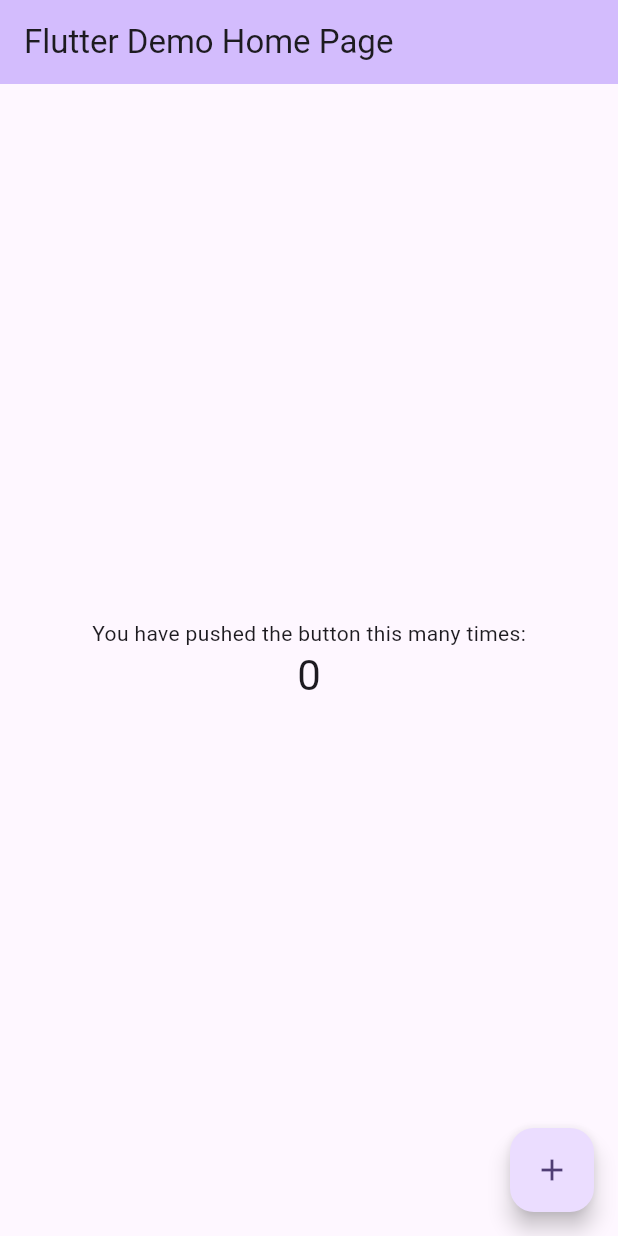
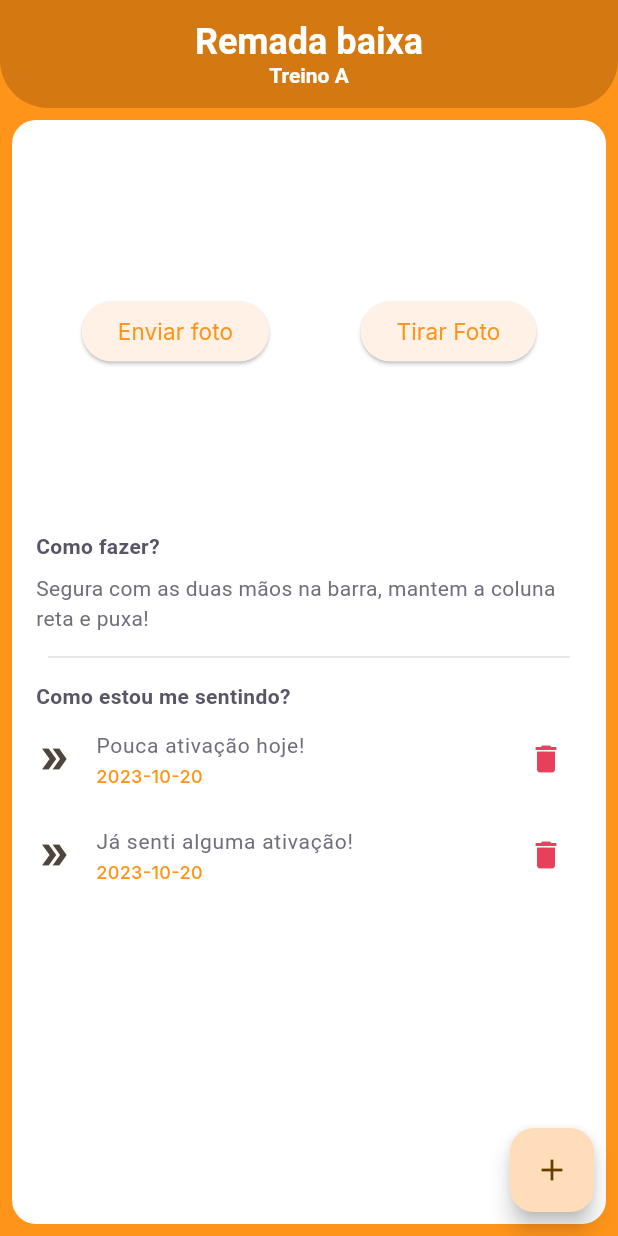
Before and after one commit to Kyuorhan/synergym, a Flutter app: the screen it shows after launch, on a phone screen of 412 x 824 dp. Run offline on Flutter 3.47's test engine with Material 2 defaults, Android fonts, the phone set to English and light mode, and no system bars; our stand-ins replace google_fonts.

Commit message:
Adding home screen to application

```diff
--- a/lib/main.dart
+++ b/lib/main.dart
@@ -1,4 +1,5 @@
 import 'package:flutter/material.dart';
+import 'package:synergym/src/modules/home/home_page.dart';
 
 void main() {
   runApp(const MyApp());
@@ -12,114 +13,12 @@
   Widget build(BuildContext context) {
     return MaterialApp(
       title: 'Flutter Demo',
+      debugShowCheckedModeBanner: false,
       theme: ThemeData(
-        // This is the theme of your application.
-        //
-        // TRY THIS: Try running your application with "flutter run". You'll see
-        // the application has a blue toolbar. Then, without quitting the app,
-        // try changing the seedColor in the colorScheme below to Colors.green
-        // and then invoke "hot reload" (save your changes or press the "hot
-        // reload" button in a Flutter-supported IDE, or press "r" if you used
-        // the command line to start the app).
-        //
-        // Notice that the counter didn't reset back to zero; the application
-        // state is not lost during the reload. To reset the state, use hot
-        // restart instead.
-        //
-        // This works for code too, not just values: Most code changes can be
-        // tested with just a hot reload.
-        colorScheme: ColorScheme.fromSeed(seedColor: Colors.deepPurple),
+        colorScheme: ColorScheme.fromSeed(seedColor: Colors.orangeAccent),
         useMaterial3: true,
       ),
-      home: const MyHomePage(title: 'Flutter Demo Home Page'),
+      home: HomePage(),
     );
   }
 }
-
-class MyHomePage extends StatefulWidget {
-  const MyHomePage({super.key, required this.title});
-
-  // This widget is the home page of your application. It is stateful, meaning
-  // that it has a State object (defined below) that contains fields that affect
-  // how it looks.
-
-  // This class is the configuration for the state. It holds the values (in this
-  // case the title) provided by the parent (in this case the App widget) and
-  // used by the build method of the State. Fields in a Widget subclass are
-  // always marked "final".
-
-  final String title;
-
-  @override
-  State<MyHomePage> createState() => _MyHomePageState();
-}
-
-class _MyHomePageState extends State<MyHomePage> {
-  int _counter = 0;
-
-  void _incrementCounter() {
-    setState(() {
-      // This call to setState tells the Flutter framework that something has
-      // changed in this State, which causes it to rerun the build method below
-      // so that the display can reflect the updated values. If we changed
-      // _counter without calling setState(), then the build method would not be
-      // called again, and so nothing would appear to happen.
-      _counter++;
-    });
-  }
-
-  @override
-  Widget build(BuildContext context) {
-    // This method is rerun every time setState is called, for instance as done
-    // by the _incrementCounter method above.
-    //
-    // The Flutter framework has been optimized to make rerunning build methods
-    // fast, so that you can just rebuild anything that needs updating rather
-    // than having to individually change instances of widgets.
-    return Scaffold(
-      appBar: AppBar(
-        // TRY THIS: Try changing the color here to a specific color (to
-        // Colors.amber, perhaps?) and trigger a hot reload to see the AppBar
-        // change color while the other colors stay the same.
-        backgroundColor: Theme.of(context).colorScheme.inversePrimary,
-        // Here we take the value from the MyHomePage object that was created by
-        // the App.build method, and use it to set our appbar title.
-        title: Text(widget.title),
-      ),
-      body: Center(
-        // Center is a layout widget. It takes a single child and positions it
-        // in the middle of the parent.
-        child: Column(
-          // Column is also a layout widget. It takes a list of children and
-          // arranges them vertically. By default, it sizes itself to fit its
-          // children horizontally, and tries to be as tall as its parent.
-          //
-          // Column has various properties to control how it sizes itself and
-          // how it positions its children. Here we use mainAxisAlignment to
-          // center the children vertically; the main axis here is the vertical
-          // axis because Columns are vertical (the cross axis would be
-          // horizontal).
-          //
-          // TRY THIS: Invoke "debug painting" (choose the "Toggle Debug Paint"
-          // action in the IDE, or press "p" in the console), to see the
-          // wireframe for each widget.
-          mainAxisAlignment: MainAxisAlignment.center,
-          children: <Widget>[
-            const Text(
-              'You have pushed the button this many times:',
-            ),
-            Text(
-              '$_counter',
-              style: Theme.of(context).textTheme.headlineMedium,
-            ),
-          ],
-        ),
-      ),
-      floatingActionButton: FloatingActionButton(
-        onPressed: _incrementCounter,
-        tooltip: 'Increment',
-        child: const Icon(Icons.add),
-      ), // This trailing comma makes auto-formatting nicer for build methods.
-    );
-  }
-}
--- /dev/null
+++ b/lib/src/modules/home/home_page.dart
@@ -0,0 +1,137 @@
+import 'package:flutter/material.dart';
+import 'package:synergym/src/shared/models/exercicio_model.dart';
+import 'package:synergym/src/shared/models/sentimento_model.dart';
+import 'package:synergym/src/shared/themes/app_colors.dart';
+import 'package:synergym/src/shared/themes/app_text_style.dart';
+
+class HomePage extends StatelessWidget {
+  HomePage({super.key});
+
+  final ExercicioModel exercicioModel = ExercicioModel(
+    id: "EX001",
+    name: "Remada baixa",
+    training: "Treino A",
+    howToMake: "Segura a barra e levanta",
+  );
+
+  final List<SentimentoModel> listaSentimentos = [
+    SentimentoModel(
+      id: "SE001",
+      sentindo: "Pouca ativação hoje!",
+      date: "2023-10-20",
+    ),
+    SentimentoModel(
+      id: "SE002",
+      sentindo: "Já senti alguma ativação!",
+      date: "2023-10-20",
+    ),
+  ];
+
+  @override
+  Widget build(BuildContext context) {
+    return Scaffold(
+        backgroundColor: AppColors.primary,
+        appBar: AppBar(
+          backgroundColor: AppColors.appBars,
+          shape: const RoundedRectangleBorder(
+            borderRadius: BorderRadius.vertical(
+              bottom: Radius.circular(32),
+            ),
+          ),
+          toolbarHeight: 72,
+          title: Column(
+            children: [
+              Text(
+                exercicioModel.name,
+                style: TextStyles.titleHome,
+              ),
+              Text(
+                exercicioModel.training,
+                style: TextStyles.subtitleHome,
+              ),
+            ],
+          ),
+          centerTitle: true,
+          titleTextStyle: const TextStyle(
+            color: Colors.white,
+            fontWeight: FontWeight.bold,
+          ),
+        ),
+        floatingActionButton: FloatingActionButton(
+          onPressed: () {
+            print("Fab foi clicado!");
+          },
+          child: const Icon(Icons.add),
+        ),
+        body: Container(
+          margin: const EdgeInsets.all(8),
+          padding: const EdgeInsets.all(16.0),
+          decoration: BoxDecoration(
+            color: AppColors.background,
+            borderRadius: BorderRadius.circular(16),
+          ),
+          child: ListView(
+            children: [
+              SizedBox(
+                height: 250,
+                child: Row(
+                  mainAxisAlignment: MainAxisAlignment.spaceAround,
+                  children: [
+                    ElevatedButton(
+                      onPressed: () {},
+                      child:
+                          Text(style: TextStyles.buttonPrimary, "Enviar foto"),
+                    ),
+                    ElevatedButton(
+                      onPressed: () {},
+                      child:
+                          Text(style: TextStyles.buttonPrimary, "Tirar Foto"),
+                    ),
+                  ],
+                ),
+              ),
+              const SizedBox(height: 8),
+              Text(style: TextStyles.textStyleHeading, "Como fazer?"),
+              const SizedBox(height: 8),
+              Text(
+                style: TextStyles.textStyleBody,
+                "Segura com as duas mãos na barra, mantem a coluna reta e puxa!",
+              ),
+              const Padding(
+                padding: EdgeInsets.all(8.0),
+                child: Divider(color: Colors.black12),
+              ),
+              Text(
+                style: TextStyles.textStyleHeading,
+                "Como estou me sentindo?",
+              ),
+              Column(
+                crossAxisAlignment: CrossAxisAlignment.start,
+                children: List.generate(listaSentimentos.length, (index) {
+                  SentimentoModel sentimentoAgora = listaSentimentos[index];
+                  return ListTile(
+                    dense: true,
+                    contentPadding: EdgeInsets.zero,
+                    title: Text(
+                      style: TextStyles.titleListView,
+                      sentimentoAgora.sentindo,
+                    ),
+                    subtitle: Text(
+                      style: TextStyles.subTitleListView,
+                      sentimentoAgora.date,
+                    ),
+                    leading: const Icon(Icons.double_arrow),
+                    trailing: IconButton(
+                      icon: const Icon(Icons.delete, color: AppColors.delete),
+                      onPressed: () {
+                        print("DELETAR ${sentimentoAgora.sentindo}");
+                      },
+                    ),
+                  );
+                }),
+              )
+            ],
+          ),
+        ));
+  }
+}
--- /dev/null
+++ b/lib/src/shared/models/exercicio_model.dart
@@ -0,0 +1,39 @@
+// Atributos
+class ExercicioModel {
+  String id;
+  String name;
+  String training;
+  String howToMake;
+
+  // ignore: non_constant_identifier_names
+  String? UrlImg;
+
+  // Constructor basico
+  // Aonde vai ser usado para inicializar
+  ExercicioModel({
+    required this.id,
+    required this.name,
+    required this.training,
+    required this.howToMake,
+  });
+
+  // Constructor nomeado
+  // Aonde vai ser usado informações do banco de dados
+  ExercicioModel.fromMap(Map<String, dynamic> map)
+      : id = map["id"],
+        name = map["name"],
+        training = map["training"],
+        howToMake = map["howToMake"],
+        UrlImg = map["UrlImg"];
+
+  // Aonde vai ser usado para enviar informação para banco de dados
+  Map<String, dynamic> toMap() {
+    return {
+      "id": id,
+      "name": name,
+      "training": training,
+      "howToMake": howToMake,
+      "UrlImg": UrlImg,
+    };
+  }
+}
--- /dev/null
+++ b/lib/src/shared/models/sentimento_model.dart
@@ -0,0 +1,31 @@
+class SentimentoModel {
+  String id;
+  String sentindo;
+  String date;
+
+  // Constructor basico
+  // Aonde vai ser usado para inicializar
+  SentimentoModel({
+    required this.id,
+    required this.sentindo,
+    required this.date,
+  });
+
+  // Constructor nomeado
+  // Aonde vai ser usado informações do banco de dados
+  // Metodo para converte de um map
+  SentimentoModel.fromMap(Map<String, dynamic> map)
+      : id = map["id"],
+        sentindo = map["sentindo"],
+        date = map["date"];
+
+  // Aonde vai ser usado para enviar informação para banco de dados
+  // Metodo para transforma em um map
+  Map<String, dynamic> toMap() {
+    return {
+      "id": id,
+      "sentindo": sentindo,
+      "date": date,
+    };
+  }
+}
```
